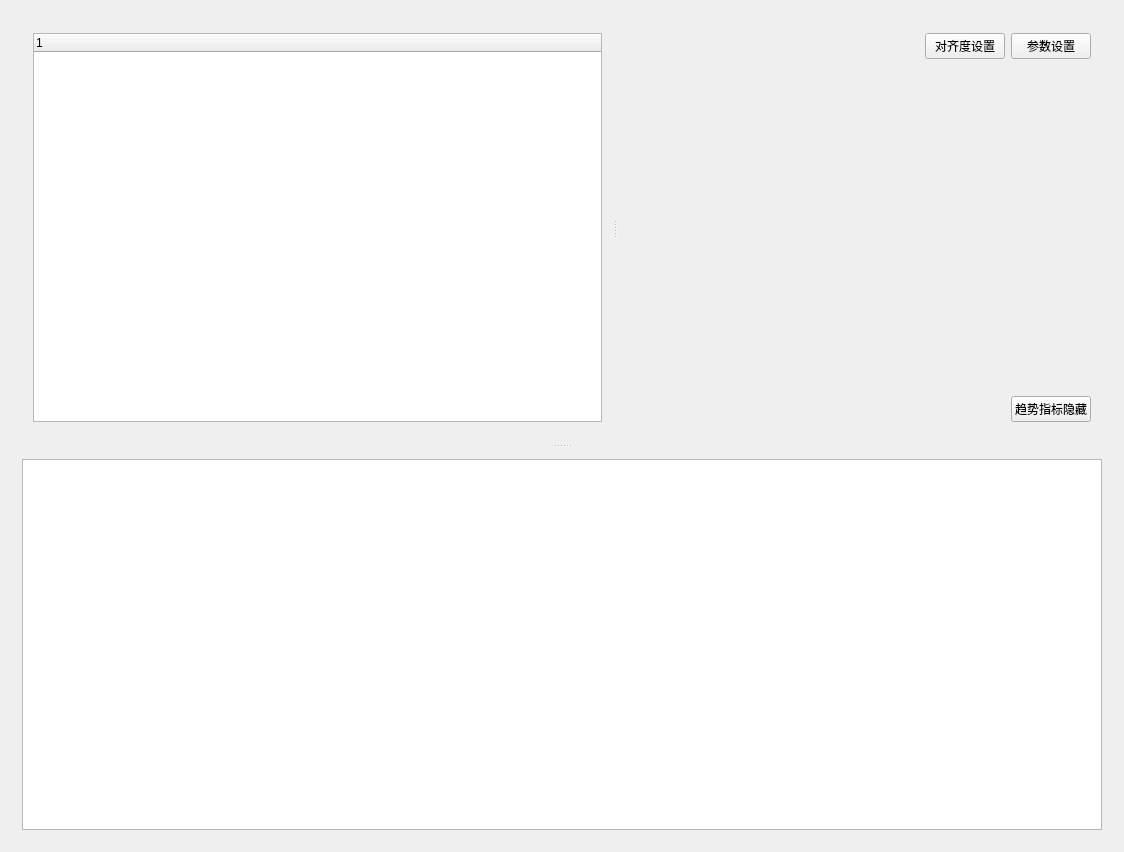
First picture: the form in lpTendencyChartWidget.ui, repository C4C46/lpTendencyChartWidget, before the edit.
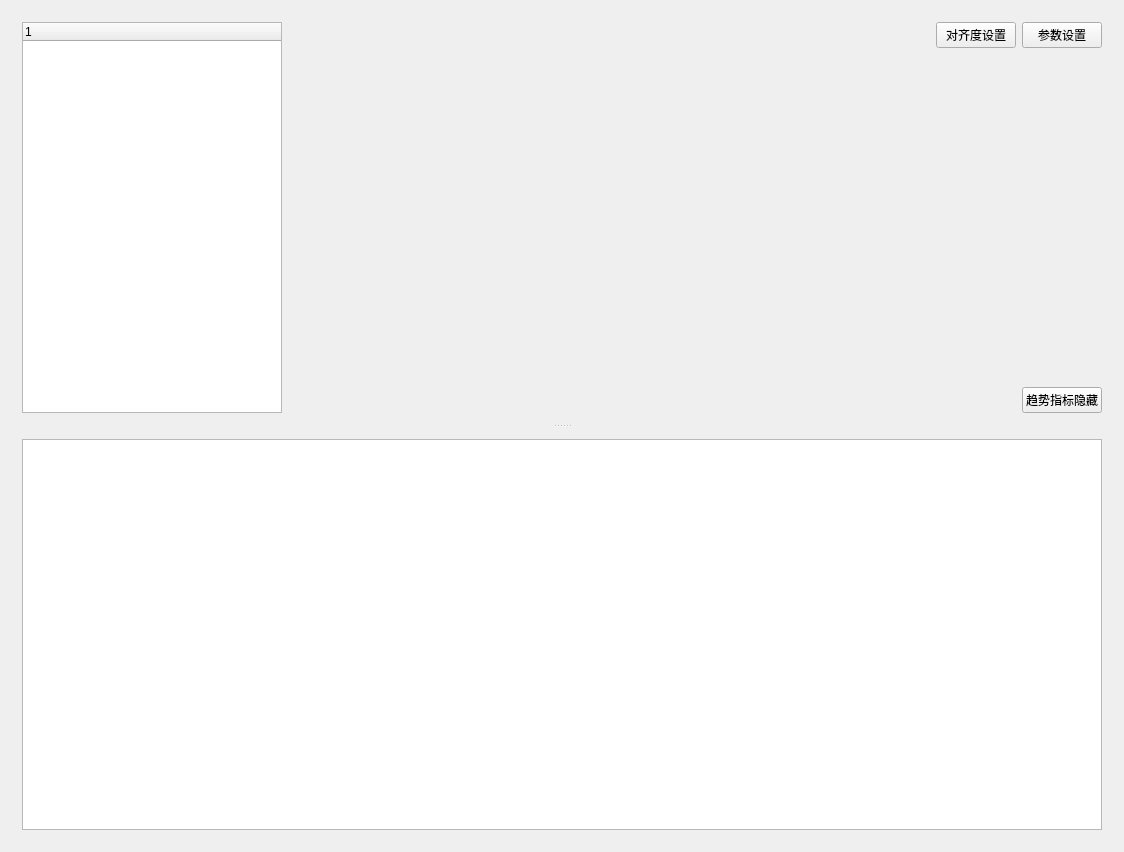
Second picture: the form after the edit.

The edit to the form file:
```diff
--- a/lpTendencyChartWidget.ui
+++ b/lpTendencyChartWidget.ui
@@ -20,25 +20,18 @@
       <enum>Qt::Vertical</enum>
      </property>
      <widget class="QWidget" name="Top_widget" native="true">
-      <layout class="QGridLayout" name="gridLayout_5">
-       <item row="0" column="0">
-        <widget class="QSplitter" name="splitter_2">
-         <property name="orientation">
-          <enum>Qt::Horizontal</enum>
-         </property>
-         <widget class="QWidget" name="widget" native="true">
           <layout class="QGridLayout" name="gridLayout">
            <item row="0" column="0">
             <widget class="QTreeWidget" name="treeWidget">
              <property name="minimumSize">
               <size>
-               <width>240</width>
+           <width>260</width>
                <height>0</height>
               </size>
              </property>
              <property name="maximumSize">
               <size>
-               <width>16777215</width>
+           <width>260</width>
                <height>16777215</height>
               </size>
              </property>
@@ -49,11 +42,7 @@
              </column>
             </widget>
            </item>
-          </layout>
-         </widget>
-         <widget class="QWidget" name="widget_2" native="true">
-          <layout class="QGridLayout" name="gridLayout_4">
-           <item row="0" column="0">
+       <item row="0" column="1">
             <layout class="QVBoxLayout" name="verticalLayout">
              <item>
               <layout class="QHBoxLayout" name="horizontalLayout">
@@ -130,10 +119,6 @@
            </item>
           </layout>
          </widget>
-        </widget>
-       </item>
-      </layout>
-     </widget>
      <widget class="QWidget" name="Down_widget" native="true">
       <layout class="QGridLayout" name="gridLayout_2">
        <item row="0" column="0">
```
Left out of the diff: 4 changed lines with no effect on the pictures. Lines whose indentation alone changed are shown as unchanged.
